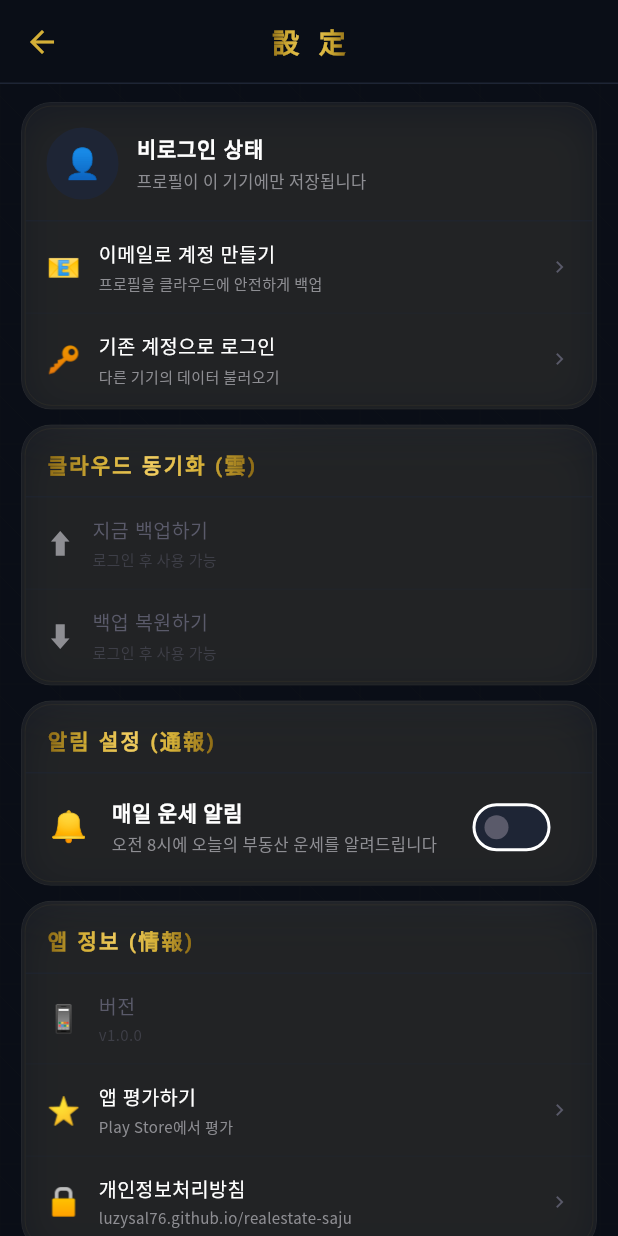
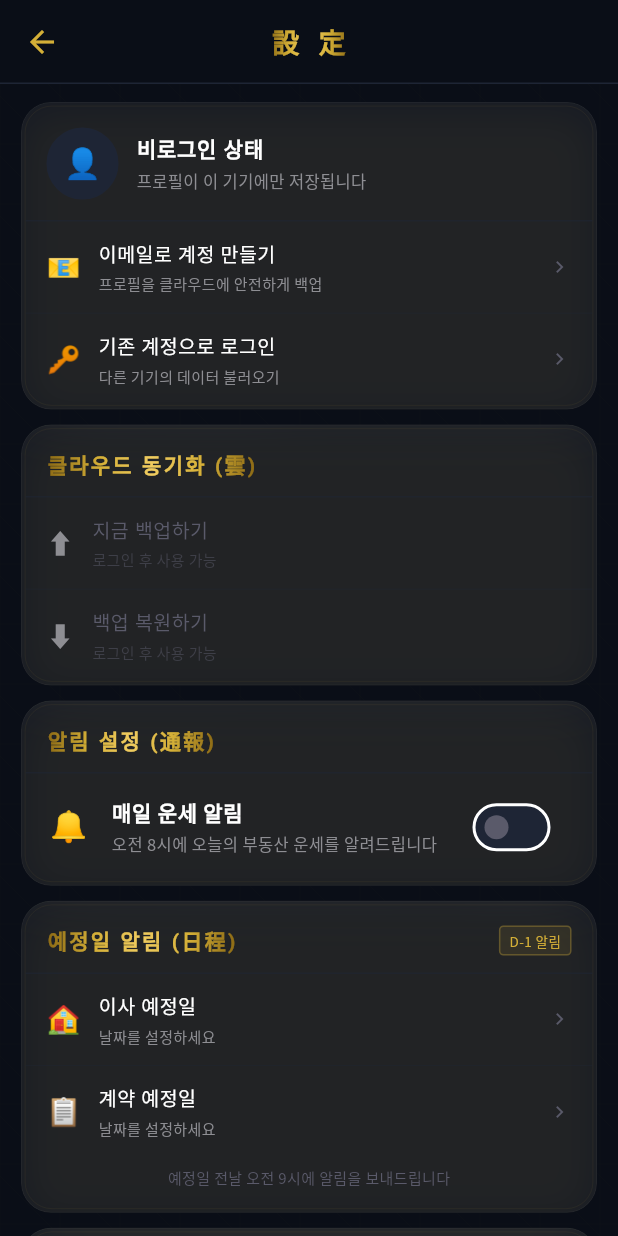
Before and after one commit to luzysal76/realestate-saju, a Flutter app: the DashboardScreen screen opened directly with empty values, after a tap on the "cloud" icon, on a phone screen of 412 x 824 dp. Run offline on Flutter 3.47's test engine with Material 3 defaults, Android fonts, the phone set to English and light mode, and no system bars; drawn by our look-alikes of flutter_animate; our stand-ins replace fl_chart, flutter_local_notifications, flutter_map, google_fonts, hive, hive_flutter and 6 more; accounts and stored records are empty; network calls fail; Roboto replaces fonts that are missing (NotoSerifKR).

Commit message:
feat: 알림 개인화 + 이사/계약 D-day 알림 + 이달의 길일 배너
- NotificationService: 내일 일진 기반 개인화 알림, 이사/계약 D-1 예약, SharedPreferences 상태 영속화
- MoveAlertCard: 이사·계약 예정일 설정 + D-day 카운트다운 UI
- LuckyDayBanner: 대시보드에 이달의 이사길일 요약 카드
- SettingsScreen: profileName 파라미터 + 알림 상태 영속화 + 버전 표시 수정
- DashboardScreen: 길일 배너 삽입 + 진입 시 개인화 알림 자동 갱신

Co-Authored-By: Claude Sonnet 4.6 <noreply@anthropic.com>

```diff
--- a/lib/core/services/notification_service.dart
+++ b/lib/core/services/notification_service.dart
@@ -1,49 +1,144 @@
+// notification_service.dart — 로컬 푸시 알림 서비스 (Android / Web 스킵)
 import 'package:flutter/foundation.dart' show kIsWeb;
 import 'package:flutter_local_notifications/flutter_local_notifications.dart';
+import 'package:shared_preferences/shared_preferences.dart';
 import 'package:timezone/timezone.dart' as tz;
 import 'package:timezone/data/latest.dart' as tz_data;
+import '../saju/saju_calculator.dart';
+import '../saju/lucky_day.dart';
 
-/// 로컬 푸시 알림 서비스 (Android 전용 — Web은 자동 스킵)
 class NotificationService {
   static final _plugin = FlutterLocalNotificationsPlugin();
   static bool _initialized = false;
 
-  static const _channelId = 'fortune_daily';
+  // ── 채널 ────────────────────────────────────────────
+  static const _channelId   = 'fortune_daily';
   static const _channelName = '오늘의 운세 알림';
   static const _channelDesc = '매일 아침 부동산 운세를 알려드립니다';
 
-  /// 앱 시작 시 초기화 (Web에서는 no-op)
+  static const _moveChannelId   = 'move_alert';
+  static const _moveChannelName = '이사·계약 예정 알림';
+  static const _moveChannelDesc = '이사·계약 예정일 전날 알려드립니다';
+
+  // ── SharedPreferences 키 ────────────────────────────
+  static const _keyEnabled      = 'notif_enabled';
+  static const _keyMoveDate     = 'notif_move_date';   // ISO yyyy-MM-dd or ''
+  static const _keyContractDate = 'notif_contract_date';
+
+  // ── 알림 ID ─────────────────────────────────────────
+  static const idDaily    = 1001;
+  static const idTest     = 9999;
+  static const idMove     = 2001;
+  static const idContract = 2002;
+
+  // ════════════════════════════════════════════════════
+  //  초기화
+  // ════════════════════════════════════════════════════
+
   static Future<void> initialize() async {
     if (kIsWeb) return;
     tz_data.initializeTimeZones();
-    try {
-      tz.setLocalLocation(tz.getLocation('Asia/Seoul'));
-    } catch (_) {
-      // 위치 정보 없으면 UTC 사용
-    }
+    try { tz.setLocalLocation(tz.getLocation('Asia/Seoul')); } catch (_) {}
     const android = AndroidInitializationSettings('@mipmap/ic_launcher');
-    const settings = InitializationSettings(android: android);
-    await _plugin.initialize(settings);
+    await _plugin.initialize(const InitializationSettings(android: android));
     _initialized = true;
   }
 
-  /// 매일 오전 8시 알림 예약
-  static Future<void> scheduleDailyReminder() async {
+  // ════════════════════════════════════════════════════
+  //  알림 활성화 상태 (SharedPreferences)
+  // ════════════════════════════════════════════════════
+
+  static Future<bool> isEnabled() async {
+    if (kIsWeb) return false;
+    final prefs = await SharedPreferences.getInstance();
+    return prefs.getBool(_keyEnabled) ?? false;
+  }
+
+  static Future<void> setEnabled(bool v) async {
+    if (kIsWeb) return;
+    final prefs = await SharedPreferences.getInstance();
+    await prefs.setBool(_keyEnabled, v);
+  }
+
+  // ════════════════════════════════════════════════════
+  //  예정일 저장 (이사 / 계약)
+  // ════════════════════════════════════════════════════
+
+  static Future<DateTime?> getMoveDate() async {
+    final prefs = await SharedPreferences.getInstance();
+    final s = prefs.getString(_keyMoveDate) ?? '';
+    return s.isEmpty ? null : DateTime.tryParse(s);
+  }
+
+  static Future<void> saveMoveDate(DateTime? d) async {
+    final prefs = await SharedPreferences.getInstance();
+    await prefs.setString(_keyMoveDate, d == null ? '' : d.toIso8601String());
+  }
+
+  static Future<DateTime?> getContractDate() async {
+    final prefs = await SharedPreferences.getInstance();
+    final s = prefs.getString(_keyContractDate) ?? '';
+    return s.isEmpty ? null : DateTime.tryParse(s);
+  }
+
+  static Future<void> saveContractDate(DateTime? d) async {
+    final prefs = await SharedPreferences.getInstance();
+    await prefs.setString(_keyContractDate, d == null ? '' : d.toIso8601String());
+  }
+
+  // ════════════════════════════════════════════════════
+  //  일일 운세 알림 — 개인화
+  // ════════════════════════════════════════════════════
+
+  /// 대시보드 진입 시 호출: 내일 일진 기반 개인화 알림 갱신
+  static Future<void> schedulePersonalizedReminder({
+    required SajuResult result,
+    required String name,
+  }) async {
     if (kIsWeb || !_initialized) return;
-    const android = AndroidNotificationDetails(
-      _channelId,
-      _channelName,
-      channelDescription: _channelDesc,
-      importance: Importance.high,
-      priority: Priority.high,
-      icon: '@mipmap/ic_launcher',
+    if (!await isEnabled()) return;
+
+    // 내일 일진 계산
+    final tomorrow = DateTime.now().add(const Duration(days: 1));
+    final gj   = SajuCalculator.dayToGanJi(tomorrow);
+    final cg   = gj['cheongan'] ?? '';
+    final ji   = gj['jiji'] ?? '';
+    final ss   = SajuCalculator.calcSipSeong(result.ilgan, cg);
+    final isGm = result.shinSalResult.gongmang.contains(ji);
+
+    // 이달 가장 가까운 손없는 날
+    final now     = DateTime.now();
+    final luckyDs = LuckyDayCalculator.getMonthlyLuckyDays(
+      year: now.year, month: now.month, mainOehaeng: result.mainOehaeng);
+    final nextLucky = luckyDs.firstWhere(
+      (d) => d.date.isAfter(tomorrow),
+      orElse: () => luckyDs.isNotEmpty ? luckyDs.first : LuckyDayResult(
+        date: tomorrow, score: 0, grade: '', reasons: [],
+        dayGanJi: '', isSonNone: false),
     );
+
+    String body;
+    if (isGm) {
+      body = '$name님, 내일($cg$ji)은 공망일 — 큰 부동산 결정은 보류하세요 🕳';
+    } else {
+      const goodSs = ['정재', '정관', '식신', '정인'];
+      final isGood = goodSs.contains(ss.name);
+      final luckyInfo = nextLucky.isSonNone
+          ? '  ☀️ ${nextLucky.date.month}/${nextLucky.date.day} 손없는 날!'
+          : '';
+      body = isGood
+          ? '$name님, 내일은 ${ss.name}일 — 부동산 활동 좋은 날 ✨ 길방: ${result.luckyDirection}$luckyInfo'
+          : '$name님, 내일($cg$ji)은 ${ss.name}일. 신중하게 접근하세요 🌧$luckyInfo';
+    }
+
+    // 기존 일일 알림만 취소 후 재예약
+    await _plugin.cancel(idDaily);
     await _plugin.zonedSchedule(
-      1001,
-      '부동산 사주 ✨',
-      '오늘의 운세를 확인하세요! 길한 방위와 집운을 알려드립니다.',
+      idDaily,
+      '부동산 사주 — $name님의 내일 운세',
+      body,
       _nextInstanceOf(8, 0),
-      const NotificationDetails(android: android),
+      NotificationDetails(android: _androidDetails(_channelId, _channelName, _channelDesc)),
       androidScheduleMode: AndroidScheduleMode.exactAllowWhileIdle,
       uiLocalNotificationDateInterpretation:
           UILocalNotificationDateInterpretation.absoluteTime,
@@ -51,39 +146,96 @@ class NotificationService {
     );
   }
 
-  /// 알림 즉시 발송 (설정 확인용)
-  static Future<void> showTestNotification() async {
+  /// 기본 일일 알림 (프로필 없이 설정 화면에서 켤 때)
+  static Future<void> scheduleDailyReminder() async {
     if (kIsWeb || !_initialized) return;
-    const android = AndroidNotificationDetails(
-      _channelId,
-      _channelName,
-      channelDescription: _channelDesc,
-      importance: Importance.high,
-      priority: Priority.high,
-    );
-    await _plugin.show(
-      9999,
-      '부동산 사주 알림 설정 완료 ✨',
-      '매일 오전 8시에 운세를 알려드립니다!',
-      const NotificationDetails(android: android),
+    await _plugin.cancel(idDaily);
+    await _plugin.zonedSchedule(
+      idDaily,
+      '부동산 사주 ✨',
+      '오늘의 운세를 확인하세요! 길한 방위와 집운을 알려드립니다.',
+      _nextInstanceOf(8, 0),
+      NotificationDetails(android: _androidDetails(_channelId, _channelName, _channelDesc)),
+      androidScheduleMode: AndroidScheduleMode.exactAllowWhileIdle,
+      uiLocalNotificationDateInterpretation:
+          UILocalNotificationDateInterpretation.absoluteTime,
+      matchDateTimeComponents: DateTimeComponents.time,
     );
   }
 
-  /// 모든 예약 알림 취소
+  // ════════════════════════════════════════════════════
+  //  이사 / 계약 예정일 D-1 알림
+  // ════════════════════════════════════════════════════
+
+  static Future<void> scheduleMoveAlert({
+    required DateTime targetDate,
+    required String label,    // '이사' / '계약'
+    required String name,
+    required int id,          // idMove or idContract
+  }) async {
+    if (kIsWeb || !_initialized) return;
+    final alertDate = targetDate.subtract(const Duration(days: 1));
+    if (alertDate.isBefore(DateTime.now())) return;
+
+    await _plugin.cancel(id);
+    await _plugin.zonedSchedule(
+      id,
+      '내일 $label 예정일입니다 ⏰',
+      '$name님, 내일(${targetDate.month}월 ${targetDate.day}일)이 $label 예정일입니다. 준비 잘 되셨나요?',
+      tz.TZDateTime(tz.local,
+        alertDate.year, alertDate.month, alertDate.day, 9, 0),
+      NotificationDetails(android: _androidDetails(
+        _moveChannelId, _moveChannelName, _moveChannelDesc,
+        important: true)),
+      androidScheduleMode: AndroidScheduleMode.exactAllowWhileIdle,
+      uiLocalNotificationDateInterpretation:
+          UILocalNotificationDateInterpretation.absoluteTime,
+    );
+  }
+
+  static Future<void> cancelMoveAlert(int id) async {
+    if (kIsWeb || !_initialized) return;
+    await _plugin.cancel(id);
+  }
+
+  // ════════════════════════════════════════════════════
+  //  테스트 / 취소
+  // ════════════════════════════════════════════════════
+
+  static Future<void> showTestNotification() async {
+    if (kIsWeb || !_initialized) return;
+    await _plugin.show(
+      idTest,
+      '부동산 사주 알림 설정 완료 ✨',
+      '매일 오전 8시에 맞춤 운세를 보내드립니다!',
+      NotificationDetails(android: _androidDetails(_channelId, _channelName, _channelDesc)),
+    );
+  }
+
   static Future<void> cancelAll() async {
     if (kIsWeb || !_initialized) return;
     await _plugin.cancelAll();
   }
 
-  // ── 내부 헬퍼 ──────────────────────────────────────
+  // ════════════════════════════════════════════════════
+  //  내부 헬퍼
+  // ════════════════════════════════════════════════════
+
+  static AndroidNotificationDetails _androidDetails(
+    String id, String name, String desc, {bool important = false}) {
+    return AndroidNotificationDetails(
+      id, name,
+      channelDescription: desc,
+      importance: important ? Importance.max : Importance.high,
+      priority: important ? Priority.max : Priority.high,
+      icon: '@mipmap/ic_launcher',
+    );
+  }
 
   static tz.TZDateTime _nextInstanceOf(int hour, int minute) {
     final now = tz.TZDateTime.now(tz.local);
-    var scheduled = tz.TZDateTime(
-      tz.local, now.year, now.month, now.day, hour, minute);
-    if (scheduled.isBefore(now)) {
-      scheduled = scheduled.add(const Duration(days: 1));
-    }
-    return scheduled;
+    var t = tz.TZDateTime(tz.local, now.year, now.month, now.day, hour, minute);
+    if (t.isBefore(now)) t = t.add(const Duration(days: 1));
+    return t;
   }
 }
--- a/lib/features/dashboard/dashboard_screen.dart
+++ b/lib/features/dashboard/dashboard_screen.dart
@@ -38,6 +38,8 @@ import '../lifestyle/lifestyle_result_screen.dart';
 import '../family/family_analysis_screen.dart';
 import '../ai_report/ai_report_screen.dart';
 import '../wishlist/wishlist_screen.dart';
+import '../../core/services/notification_service.dart';
+import 'lucky_day_banner.dart';
 
 class DashboardScreen extends StatefulWidget {
   final SajuProfile profile;
@@ -62,6 +64,9 @@ class _DashboardScreenState extends State<DashboardScreen> {
     );
     // 오늘 운세 자동 로그 저장
     _saveFortuneLog();
+    // 개인화 알림 자동 갱신 (활성화된 경우에만)
+    NotificationService.schedulePersonalizedReminder(
+      result: _result, name: widget.profile.name);
   }
 
   void _saveFortuneLog() {
@@ -131,7 +136,7 @@ class _DashboardScreenState extends State<DashboardScreen> {
                   icon: const Icon(Icons.cloud_outlined, size: 20),
                   tooltip: '설정/백업',
                   onPressed: () => Navigator.push(context,
-                    AppRouter.slide(const SettingsScreen())),
+                    AppRouter.slide(SettingsScreen(profileName: widget.profile.name))),
                 ),
                 IconButton(
                   icon: const Icon(Icons.edit_outlined, size: 20),
@@ -166,6 +171,8 @@ class _DashboardScreenState extends State<DashboardScreen> {
               _buildSeWunCard(),
               const SizedBox(height: 10),
               _buildShinSalCard(),
+              const SizedBox(height: 10),
+              LuckyDayBanner(result: _result, profile: widget.profile),
               const SizedBox(height: 10),
               _buildQuickActions(context),
               const SizedBox(height: 10),
--- /dev/null
+++ b/lib/features/settings/move_alert_card.dart
@@ -0,0 +1,217 @@
+// move_alert_card.dart — 이사·계약 예정일 D-day 알림 카드
+import 'package:flutter/material.dart';
+import 'package:flutter_animate/flutter_animate.dart';
+import '../../core/theme/app_theme.dart';
+import '../../core/widgets/korean_decorations.dart';
+import '../../core/services/notification_service.dart';
+
+class MoveAlertCard extends StatefulWidget {
+  final String profileName;
+  const MoveAlertCard({super.key, this.profileName = '고객'});
+
+  @override
+  State<MoveAlertCard> createState() => _MoveAlertCardState();
+}
+
+class _MoveAlertCardState extends State<MoveAlertCard> {
+  DateTime? _moveDate;
+  DateTime? _contractDate;
+  bool _loading = true;
+
+  @override
+  void initState() {
+    super.initState();
+    _load();
+  }
+
+  Future<void> _load() async {
+    final m = await NotificationService.getMoveDate();
+    final c = await NotificationService.getContractDate();
+    if (mounted) setState(() { _moveDate = m; _contractDate = c; _loading = false; });
+  }
+
+  Future<void> _pickDate({required bool isMove}) async {
+    final initial = isMove
+        ? (_moveDate ?? DateTime.now().add(const Duration(days: 7)))
+        : (_contractDate ?? DateTime.now().add(const Duration(days: 3)));
+
+    final picked = await showDatePicker(
+      context: context,
+      initialDate: initial,
+      firstDate: DateTime.now(),
+      lastDate: DateTime.now().add(const Duration(days: 365)),
+      builder: (ctx, child) => Theme(
+        data: ThemeData.dark().copyWith(
+          colorScheme: const ColorScheme.dark(
+            primary: AppColors.accent,
+            onPrimary: Colors.black,
+            surface: AppColors.cardBg,
+            onSurface: AppColors.textPrimary,
+          ),
+          dialogBackgroundColor: AppColors.cardBg,
+        ),
+        child: child!,
+      ),
+    );
+    if (picked == null || !mounted) return;
+
+    if (isMove) {
+      setState(() => _moveDate = picked);
+      await NotificationService.saveMoveDate(picked);
+      await NotificationService.scheduleMoveAlert(
+        targetDate: picked,
+        label: '이사',
+        name: widget.profileName,
+        id: NotificationService.idMove,
+      );
+      _showSnack('이사 예정일 ${_fmt(picked)} — 전날 알림이 예약됐습니다 🏠');
+    } else {
+      setState(() => _contractDate = picked);
+      await NotificationService.saveContractDate(picked);
+      await NotificationService.scheduleMoveAlert(
+        targetDate: picked,
+        label: '계약',
+        name: widget.profileName,
+        id: NotificationService.idContract,
+      );
+      _showSnack('계약 예정일 ${_fmt(picked)} — 전날 알림이 예약됐습니다 📋');
+    }
+  }
+
+  Future<void> _clearDate({required bool isMove}) async {
+    if (isMove) {
+      setState(() => _moveDate = null);
+      await NotificationService.saveMoveDate(null);
+      await NotificationService.cancelMoveAlert(NotificationService.idMove);
+    } else {
+      setState(() => _contractDate = null);
+      await NotificationService.saveContractDate(null);
+      await NotificationService.cancelMoveAlert(NotificationService.idContract);
+    }
+    _showSnack(isMove ? '이사 알림이 취소됐습니다' : '계약 알림이 취소됐습니다');
+  }
+
+  void _showSnack(String msg) {
+    ScaffoldMessenger.of(context).showSnackBar(SnackBar(
+      content: Text(msg, style: const TextStyle(fontSize: 12)),
+      backgroundColor: AppColors.cardBg,
+      behavior: SnackBarBehavior.floating,
+      duration: const Duration(seconds: 3),
+    ));
+  }
+
+  String _fmt(DateTime d) => '${d.month}월 ${d.day}일';
+
+  String _dDay(DateTime d) {
+    final diff = d.difference(DateTime.now()).inDays;
+    if (diff == 0) return 'D-day';
+    if (diff < 0) return '지남';
+    return 'D-$diff';
+  }
+
+  @override
+  Widget build(BuildContext context) {
+    if (_loading) return const SizedBox();
+    return TraditionalCard(
+      doubleBorder: true,
+      padding: EdgeInsets.zero,
+      child: Column(children: [
+        Padding(
+          padding: const EdgeInsets.fromLTRB(14, 12, 14, 10),
+          child: Row(children: [
+            const KoreanSectionTitle(title: '예정일 알림 (日程)', showDivider: false),
+            const Spacer(),
+            Container(
+              padding: const EdgeInsets.symmetric(horizontal: 6, vertical: 2),
+              decoration: BoxDecoration(
+                color: AppColors.accent.withOpacity(0.1),
+                borderRadius: BorderRadius.circular(3),
+                border: Border.all(color: AppColors.accent.withOpacity(0.3)),
+              ),
+              child: const Text('D-1 알림', style: TextStyle(
+                fontSize: 9, color: AppColors.accent)),
+            ),
+          ]),
+        ),
+        Container(height: 0.5, color: AppColors.divider),
+
+        // 이사 예정일
+        _alertTile(
+          icon: '🏠',
+          label: '이사 예정일',
+          date: _moveDate,
+          onSet: () => _pickDate(isMove: true),
+          onClear: () => _clearDate(isMove: true),
+        ),
+        Container(height: 0.5, color: AppColors.divider.withOpacity(0.5)),
+
+        // 계약 예정일
+        _alertTile(
+          icon: '📋',
+          label: '계약 예정일',
+          date: _contractDate,
+          onSet: () => _pickDate(isMove: false),
+          onClear: () => _clearDate(isMove: false),
+        ),
+
+        // 안내 텍스트
+        Padding(
+          padding: const EdgeInsets.fromLTRB(14, 6, 14, 12),
+          child: Text(
+            '예정일 전날 오전 9시에 알림을 보내드립니다',
+            style: const TextStyle(fontSize: 10, color: AppColors.textMuted),
+          ),
+        ),
+      ]),
+    ).animate(delay: 240.ms).fadeIn().slideY(begin: 0.1);
+  }
+
+  Widget _alertTile({
+    required String icon,
+    required String label,
+    required DateTime? date,
+    required VoidCallback onSet,
+    required VoidCallback onClear,
+  }) {
+    final isSet = date != null && date.isAfter(DateTime.now());
+    return InkWell(
+      onTap: onSet,
+      child: Padding(
+        padding: const EdgeInsets.symmetric(horizontal: 14, vertical: 11),
+        child: Row(children: [
+          Text(icon, style: const TextStyle(fontSize: 18)),
+          const SizedBox(width: 12),
+          Expanded(child: Column(crossAxisAlignment: CrossAxisAlignment.start, children: [
+            Text(label, style: const TextStyle(
+              fontFamily: 'NotoSerifKR', fontSize: 13,
+              fontWeight: FontWeight.w500, color: AppColors.textPrimary,
+              letterSpacing: 0.3,
+            )),
+            const SizedBox(height: 1),
+            Text(
+              isSet && date != null ? '${_fmt(date)}  (${_dDay(date)})' : '날짜를 설정하세요',
+              style: TextStyle(fontSize: 10,
+                color: isSet ? AppColors.accent : AppColors.textSecondary),
+            ),
+          ])),
+          if (isSet)
+            GestureDetector(
+              onTap: onClear,
+              child: Container(
+                padding: const EdgeInsets.symmetric(horizontal: 8, vertical: 4),
+                decoration: BoxDecoration(
+                  color: AppColors.hwaColor.withOpacity(0.1),
+                  borderRadius: BorderRadius.circular(4),
+                  border: Border.all(color: AppColors.hwaColor.withOpacity(0.3)),
+                ),
+                child: const Text('취소', style: TextStyle(
+                  fontSize: 10, color: AppColors.hwaColor)),
+              ),
+            )
+          else
+            const Icon(Icons.chevron_right, color: AppColors.textMuted, size: 16),
+        ]),
+      ),
+    );
+  }
+}
--- a/lib/features/settings/settings_screen.dart
+++ b/lib/features/settings/settings_screen.dart
@@ -6,9 +6,11 @@ import '../../core/widgets/korean_decorations.dart';
 import '../../core/services/backend_service.dart';
 import '../../core/services/auth_service.dart';
 import '../../core/services/notification_service.dart';
+import 'move_alert_card.dart';
 
 class SettingsScreen extends StatefulWidget {
-  const SettingsScreen({super.key});
+  final String profileName;
+  const SettingsScreen({super.key, this.profileName = '고객'});
 
   @override
   State<SettingsScreen> createState() => _SettingsScreenState();
@@ -21,6 +23,17 @@ class _SettingsScreenState extends State<SettingsScreen> {
   String? _message;
   bool _messageIsError = false;
   bool _notificationOn = false;
+
+  @override
+  void initState() {
+    super.initState();
+    _loadNotifState();
+  }
+
+  Future<void> _loadNotifState() async {
+    final enabled = await NotificationService.isEnabled();
+    if (mounted) setState(() => _notificationOn = enabled);
+  }
 
   @override
   Widget build(BuildContext context) {
@@ -50,6 +63,8 @@ class _SettingsScreenState extends State<SettingsScreen> {
             _buildSyncCard(status),
             const SizedBox(height: 10),
             _buildNotificationCard(),
+            const SizedBox(height: 10),
+            MoveAlertCard(profileName: widget.profileName),
             const SizedBox(height: 10),
             _buildAppInfoCard(),
             const SizedBox(height: 16),
@@ -203,11 +218,12 @@ class _SettingsScreenState extends State<SettingsScreen> {
           value: _notificationOn,
           onChanged: (v) async {
             setState(() => _notificationOn = v);
+            await NotificationService.setEnabled(v);
             if (v) {
               await NotificationService.scheduleDailyReminder();
               await NotificationService.showTestNotification();
               setState(() {
-                _message = '매일 오전 8시에 운세 알림을 보내드립니다 ✨';
+                _message = '매일 오전 8시에 맞춤 운세 알림을 보내드립니다 ✨';
                 _messageIsError = false;
               });
             } else {
@@ -245,7 +261,7 @@ class _SettingsScreenState extends State<SettingsScreen> {
           ]),
         ),
         Container(height: 0.5, color: AppColors.divider),
-        _tile(icon: '📱', title: '버전', sub: 'v1.0.0'),
+        _tile(icon: '📱', title: '버전', sub: 'v1.1.0+2'),
         Container(height: 0.5, color: AppColors.divider.withOpacity(0.5)),
         _tile(
           icon: '⭐', title: '앱 평가하기', sub: 'Play Store에서 평가',
```
Also changed, not shown: lib/features/dashboard/lucky_day_banner.dart (added, +153 -0 lines).
